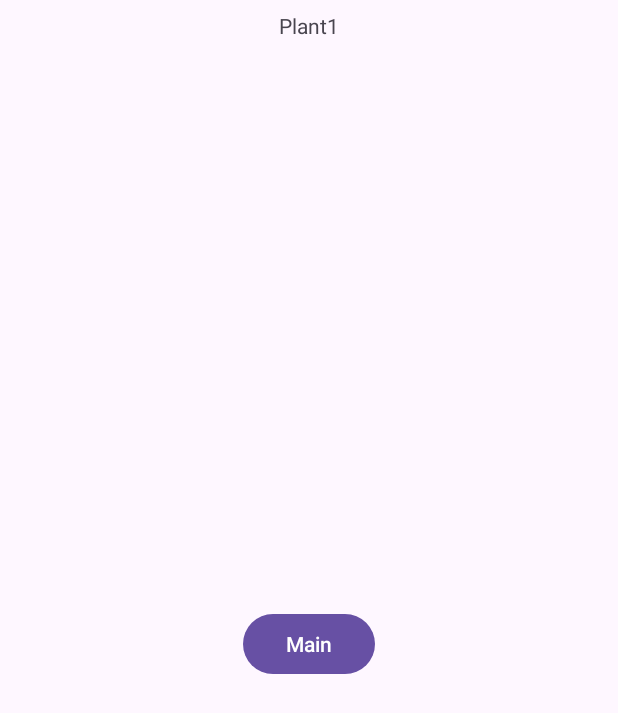
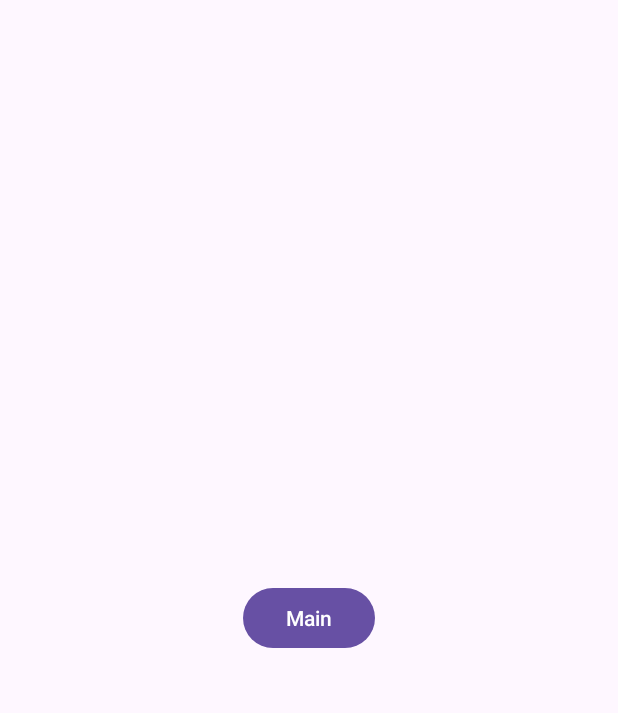
Before and after one commit to Mvargas64/Mobile-Computing---Project01, an Android app: the screen it shows after launch (Plant1 before the commit, PlantList after it), after a tap on "Plant 1", on a phone screen of 412 x 824 dp. Shown: the top 713 px of the screen. Run offline under Robolectric (Android 15) with nearby library versions, the phone set to English and light mode, and no system bars.

Commit message:
Mario- reworked the whole program
new idea

```diff
--- a/app/src/main/java/com/example/plantidentificationapp/MainActivity.java
+++ b/app/src/main/java/com/example/plantidentificationapp/MainActivity.java
@@ -13,33 +13,41 @@ public class MainActivity extends AppCompatActivity {
     protected void onCreate(Bundle savedInstanceState) {
         super.onCreate(savedInstanceState);
         setContentView(R.layout.activity_main);
+
         Button button1 = findViewById(R.id.Plant2BTN);
         button1.setOnClickListener(this::onClickPlant2BTN);
+
         Button button2 = findViewById(R.id.Plant1BTN);
         button2.setOnClickListener(this::onClickButton1);
+
         Button button3 = findViewById(R.id.button3);
         button3.setOnClickListener(this::onClickPlant3BTN);
+
         Button button4 = findViewById(R.id.button4);
         button4.setOnClickListener(this::onClickPlant4BTN);
     }
 
     public void onClickButton1(View v){
-        Intent ini = new Intent(MainActivity.this, Plant1.class);
-        startActivity(ini);
+        Intent intent = new Intent(MainActivity.this, PlantList.class);
+        intent.putExtra("listType", "Plant1"); // Pass the identifier
+        startActivity(intent);
     }
+
     public void onClickPlant2BTN(View v){
-        Intent ini = new Intent(MainActivity.this, Plant2.class);
-        startActivity(ini);
+        Intent intent = new Intent(MainActivity.this, PlantList.class);
+        intent.putExtra("listType", "Plant2"); // Pass the identifier
+        startActivity(intent);
     }
 
     public void onClickPlant3BTN(View v){
-        Intent ini = new Intent(MainActivity.this, Plant3.class);
-        startActivity(ini);
+        Intent intent = new Intent(MainActivity.this, PlantList.class);
+        intent.putExtra("listType", "Plant3"); // Pass the identifier
+        startActivity(intent);
     }
 
     public void onClickPlant4BTN(View v){
-        Intent ini = new Intent(MainActivity.this, Plant4.class);
-        startActivity(ini);
+        Intent intent = new Intent(MainActivity.this, PlantList.class);
+        intent.putExtra("listType", "Plant4"); // Pass the identifier
+        startActivity(intent);
     }
-
 }
--- a/app/src/main/java/com/example/plantidentificationapp/Plant1.java
+++ /dev/null
@@ -1,23 +0,0 @@
-package com.example.plantidentificationapp;
-
-import androidx.appcompat.app.AppCompatActivity;
-
-import android.content.Intent;
-import android.os.Bundle;
-import android.view.View;
-import android.widget.Button;
-
-public class Plant1 extends AppCompatActivity {
-
-    @Override
-    protected void onCreate(Bundle savedInstanceState) {
-        super.onCreate(savedInstanceState);
-        setContentView(R.layout.activity_plant1);
-
-    }
-    public void onClickMainBTN(View v){
-        Intent ini = new Intent(Plant1.this, MainActivity.class);
-        startActivity(ini);
-    }
-
-}
--- a/app/src/main/java/com/example/plantidentificationapp/PlantList.java
+++ b/app/src/main/java/com/example/plantidentificationapp/PlantList.java
@@ -1,10 +1,20 @@
 package com.example.plantidentificationapp;
 
+import androidx.annotation.NonNull;
 import androidx.appcompat.app.AppCompatActivity;
+import androidx.recyclerview.widget.LinearLayoutManager;
+import androidx.recyclerview.widget.RecyclerView;
 
 import android.content.Intent;
 import android.os.Bundle;
+import android.view.LayoutInflater;
 import android.view.View;
+import android.view.ViewGroup;
+import android.widget.Button;
+import android.widget.TextView;
+
+import java.util.ArrayList;
+import java.util.List;
 
 public class PlantList extends AppCompatActivity {
 
@@ -12,10 +22,93 @@ public class PlantList extends AppCompatActivity {
     protected void onCreate(Bundle savedInstanceState) {
         super.onCreate(savedInstanceState);
         setContentView(R.layout.activity_plant_list);
+
+        // Retrieve the list type identifier
+        String listType = getIntent().getStringExtra("listType");
+
+        // Set up your RecyclerView based on the listType
+        RecyclerView recycleView = findViewById(R.id.recycleView);
+        recycleView.setLayoutManager(new LinearLayoutManager(this));
+
+        List<PlantModel.Plant> plantList = new ArrayList<>();
+
+        // Populate plantList based on the listType
+        switch (listType) {
+            case "Plant1":
+                // Populate plantList for Plant1
+                break;
+            case "Plant2":
+                // Populate plantList for Plant2
+                break;
+            case "Plant3":
+                // Populate plantList for Plant3
+                break;
+            case "Plant4":
+                // Populate plantList for Plant4
+                break;
+            default:
+                // Handle the default case
+                break;
+        }
+
+        PlantAdapter adapter = new PlantAdapter(plantList);
+        recycleView.setAdapter(adapter);
     }
 
-    public void onClickMainBTN(View v){
+    public void onClickMainBTN(View v) {
         Intent ini = new Intent(PlantList.this, MainActivity.class);
         startActivity(ini);
     }
+
+    class PlantAdapter extends RecyclerView.Adapter<PlantAdapter.PlantViewHolder> {
+
+        List<PlantModel.Plant> plantList;
+
+        public PlantAdapter(List<PlantModel.Plant> plantList) {
+            this.plantList = plantList;
+        }
+
+        @NonNull
+        @Override
+        public PlantViewHolder onCreateViewHolder(@NonNull ViewGroup parent, int viewType) {
+            View view = LayoutInflater.from(parent.getContext()).inflate(R.layout.activity_plant1, parent, false);
+            return new PlantViewHolder(view);
+        }
+
+        @Override
+        public void onBindViewHolder(@NonNull PlantViewHolder holder, int position) {
+            final PlantModel.Plant plant = plantList.get(position); // Declare music as final here
+            holder.nameTextView.setText(plant.getName());
+            //holder.artistTextView.setText(plant.get());
+
+            holder.playButton.setOnClickListener(new View.OnClickListener() {
+                @Override
+                public void onClick(View v) {
+                    Intent intent = new Intent(PlantList.this, MainActivity.class);
+                    // Pass the song name as an extra
+                    intent.putExtra("songName", plant.getName());
+                    startActivity(intent);
+                }
+            });
+        }
+
+
+        @Override
+        public int getItemCount() {
+            return plantList.size();
+        }
+
+        class PlantViewHolder extends RecyclerView.ViewHolder {
+
+            TextView nameTextView;
+            Button playButton;
+
+            public PlantViewHolder(@NonNull View itemView) {
+                super(itemView);
+                nameTextView = itemView.findViewById(R.id.nameTV);
+                //artistTextView = itemView.findViewById(R.id.artistTV);
+                playButton = itemView.findViewById(R.id.playBTN);
+            }
+        }
+    }
 }
--- a/app/src/main/res/layout/activity_plant1.xml
+++ b/app/src/main/res/layout/activity_plant1.xml
@@ -1,32 +1,23 @@
 <?xml version="1.0" encoding="utf-8"?>
-<androidx.constraintlayout.widget.ConstraintLayout xmlns:android="http://schemas.android.com/apk/res/android"
-    xmlns:app="http://schemas.android.com/apk/res-auto"
-    xmlns:tools="http://schemas.android.com/tools"
+<LinearLayout xmlns:android="http://schemas.android.com/apk/res/android"
     android:layout_width="match_parent"
-    android:layout_height="match_parent"
-    tools:context=".Plant1">
+    android:layout_height="wrap_content"
+    android:orientation="vertical">
 
     <TextView
-        android:id="@+id/textView2"
-        android:layout_width="172dp"
-        android:layout_height="34dp"
-        android:gravity="center"
-        android:text="Plant1"
-        app:layout_constraintEnd_toEndOf="parent"
-        app:layout_constraintHorizontal_bias="0.5"
-        app:layout_constraintStart_toStartOf="parent"
-        tools:layout_editor_absoluteY="16dp" />
+        android:id="@+id/nameTV"
+        android:layout_width="match_parent"
+        android:layout_height="wrap_content"
+        android:text="Name"
+        android:textSize="18sp"
+        android:textStyle="bold" />
+
 
     <Button
-        android:id="@+id/MainBTN1"
+        android:id="@+id/playBTN"
         android:layout_width="wrap_content"
         android:layout_height="wrap_content"
-        android:onClick="onClickMainBTN"
-        android:text="Main"
-        app:layout_constraintBottom_toBottomOf="parent"
-        app:layout_constraintEnd_toEndOf="parent"
-        app:layout_constraintHorizontal_bias="0.5"
-        app:layout_constraintStart_toStartOf="parent"
-        app:layout_constraintTop_toBottomOf="@+id/textView2"
-        app:layout_constraintVertical_bias="0.5" />
-</androidx.constraintlayout.widget.ConstraintLayout>
+        android:layout_gravity="right"
+        android:text="Play" />
+
+</LinearLayout>
--- a/app/src/main/res/layout/activity_plant_list.xml
+++ b/app/src/main/res/layout/activity_plant_list.xml
@@ -8,11 +8,15 @@
 
     <ScrollView
         android:layout_width="match_parent"
-        android:layout_height="match_parent">
+        android:layout_height="match_parent"
+        tools:layout_editor_absoluteX="0dp"
+        tools:layout_editor_absoluteY="38dp">
 
         <androidx.recyclerview.widget.RecyclerView
+            android:id="@+id/recycleView"
             android:layout_width="match_parent"
-            android:layout_height="wrap_content" />
+            android:layout_height="wrap_content"
+            android:layout_marginTop="40dp" />
     </ScrollView>
 
     <Button
```
Also changed, not shown: app/src/main/java/com/example/plantidentificationapp/Plant2.java (deleted, +0 -24 lines), app/src/main/java/com/example/plantidentificationapp/Plant3.java (deleted, +0 -24 lines), app/src/main/java/com/example/plantidentificationapp/Plant4.java (deleted, +0 -25 lines), app/src/main/java/com/example/plantidentificationapp/Plant5.java (deleted, +0 -23 lines), app/src/main/java/com/example/plantidentificationapp/PlantModel.java (added, +63 -0 lines), app/src/main/res/layout/activity_plant2.xml (deleted, +0 -24 lines), app/src/main/res/layout/activity_plant3.xml (deleted, +0 -16 lines), app/src/main/res/layout/activity_plant4.xml (deleted, +0 -32 lines), app/src/main/res/layout/activity_plant5.xml (deleted, +0 -31 lines).
